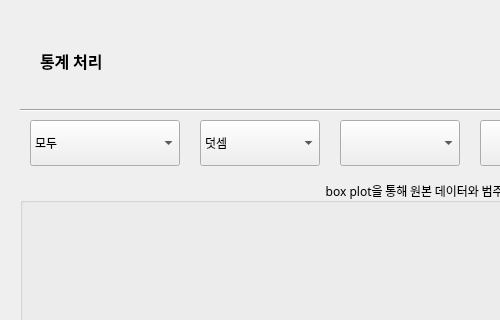
Before: the Qt Designer form UI/Aggregation.ui in zel0rd/Non-Identifying, drawn with Qt 5; both pictures show x 0 to 500 and y 0 to 320 of the 900 by 650 pixel window.
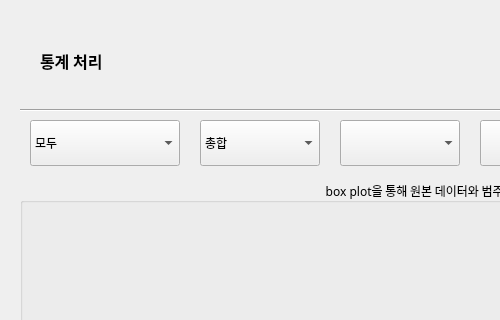
After: the same form once the commit is applied.

```diff
--- a/UI/Aggregation.ui
+++ b/UI/Aggregation.ui
@@ -325,7 +325,7 @@
     </property>
     <item>
      <property name="text">
-      <string>덧셈</string>
+      <string>총합</string>
      </property>
     </item>
     <item>
```
Left out of the diff: 8 changed lines with no effect on the pictures.
